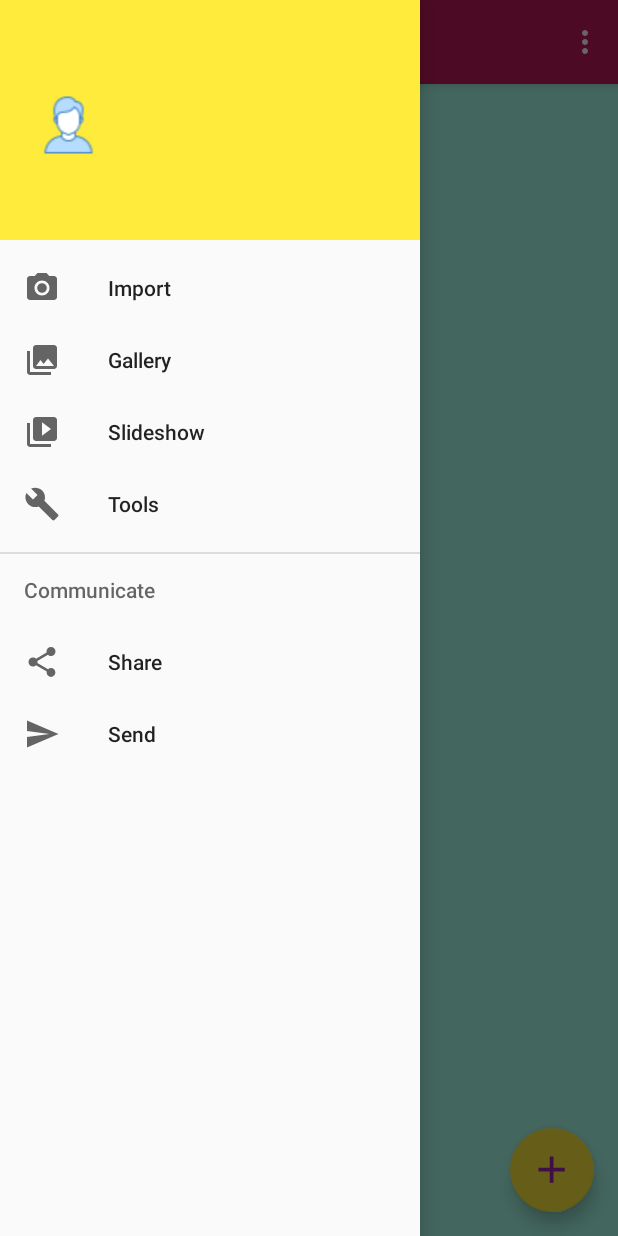
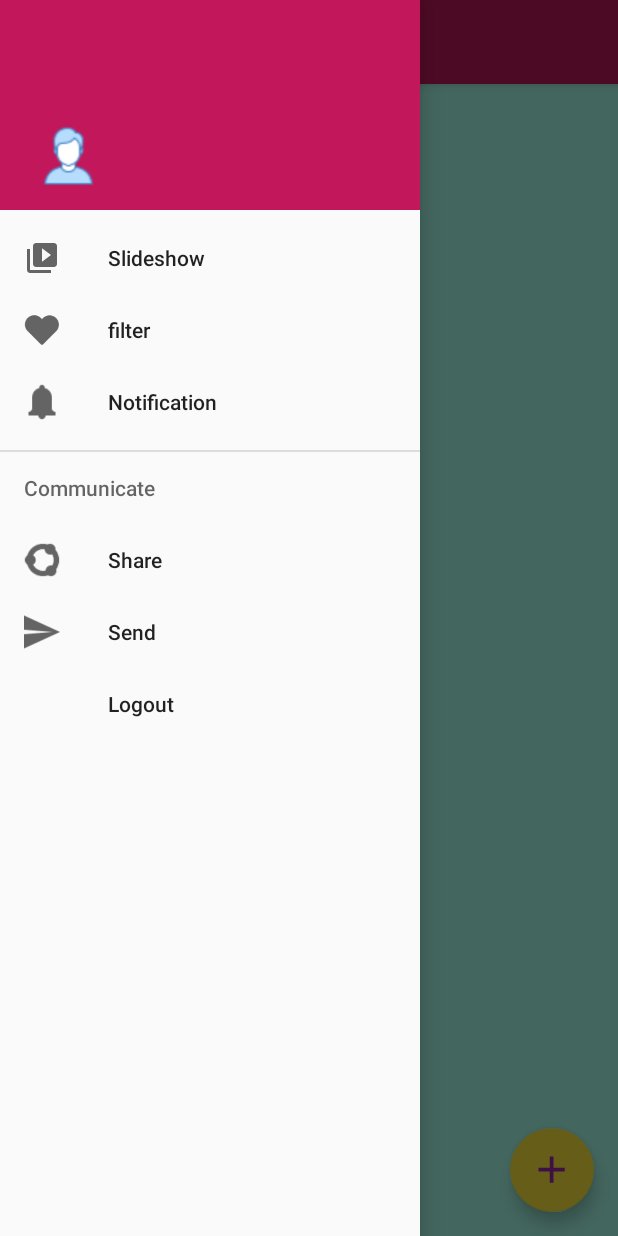
Before and after one commit to Hiiiiind31/Anti_Cancer2, an Android app: the screen it shows after launch once a user with an empty profile is signed in (Public_Activity), with the side drawer open, on a phone screen of 412 x 824 dp. Run offline under Robolectric (Android 15) with nearby library versions, the phone set to English and light mode, and no system bars; our stand-ins replace Firebase (no records; nobody signed in at launch, a user with empty details on screens opened directly); 1 statement that could not run was skipped.

```diff
--- a/app/src/main/java/com/example/hindahmed/anti_cancer/LoginActivity.java
+++ b/app/src/main/java/com/example/hindahmed/anti_cancer/LoginActivity.java
@@ -43,6 +43,8 @@ import java.util.ArrayList;
 import java.util.List;
 
 import static android.Manifest.permission.READ_CONTACTS;
+import static com.example.hindahmed.anti_cancer.Public_Activity.mAuth;
+import static com.example.hindahmed.anti_cancer.Public_Activity.mAuthListener;
 
 /**
  * A login screen that offers login via email/password.
@@ -50,8 +52,6 @@ import static android.Manifest.permission.READ_CONTACTS;
 public class LoginActivity extends AppCompatActivity implements LoaderCallbacks<Cursor> {
 
 
-    static FirebaseAuth mAuth;
-    static FirebaseAuth.AuthStateListener mAuthListener;
 
     /**
      * Id to identity READ_CONTACTS permission request.
@@ -83,7 +83,6 @@ public class LoginActivity extends AppCompatActivity implements LoaderCallbacks<
         super.onCreate(savedInstanceState);
         setContentView(R.layout.activity_login);
 
-        mAuth = FirebaseAuth.getInstance();
         mAuthListener = new FirebaseAuth.AuthStateListener() {
             @Override
             public void onAuthStateChanged(@NonNull FirebaseAuth firebaseAuth) {
--- a/app/src/main/java/com/example/hindahmed/anti_cancer/Public_Activity.java
+++ b/app/src/main/java/com/example/hindahmed/anti_cancer/Public_Activity.java
@@ -1,6 +1,7 @@
 package com.example.hindahmed.anti_cancer;
 
 import android.content.DialogInterface;
+import android.content.Intent;
 import android.os.Bundle;
 import android.support.design.widget.FloatingActionButton;
 import android.support.design.widget.Snackbar;
@@ -20,6 +21,7 @@ import android.widget.ListView;
 import android.widget.TextView;
 import android.widget.Toast;
 
+import com.google.firebase.auth.FirebaseAuth;
 import com.google.firebase.database.DataSnapshot;
 import com.google.firebase.database.DatabaseError;
 import com.google.firebase.database.DatabaseReference;
@@ -35,16 +37,21 @@ import java.util.Map;
 public class Public_Activity extends AppCompatActivity
         implements NavigationView.OnNavigationItemSelectedListener {
     String body_of_post ;
-    String Uid ;
-    String Author ;
-    String Email ;
-    ListView listView ;
+    String Uid;
+    String Author;
+    String Email;
+    String Name ;
+    ListView listView;
     List post_s = new ArrayList();
     TextView name_text ;
+    TextView H_Text_Name ;
+    AlertDialog.Builder alertDialogBuilder ;
+    static FirebaseAuth mAuth;
+    static FirebaseAuth.AuthStateListener mAuthListener;
     private DatabaseReference mFirebaseDatabase_Users;
     private DatabaseReference mFirebaseDatabase_Posts;
     private FirebaseDatabase mFirebaseInstance;
-    private PrefManager prefManager ;
+    private PrefManager prefManager;
 
     @Override
     protected void onCreate(Bundle savedInstanceState) {
@@ -55,8 +62,6 @@ public class Public_Activity extends AppCompatActivity
 
 
         listView = (ListView) findViewById(R.id.List_of_all_posts);
-        name_text = (TextView) findViewById(R.id.name_id);
-
         prefManager = new PrefManager(this);
         update_posts();
 
@@ -65,9 +70,10 @@ public class Public_Activity extends AppCompatActivity
         mFirebaseDatabase_Users = mFirebaseInstance.getReference("Users");
         // get reference to 'posts' node
         mFirebaseDatabase_Posts = mFirebaseInstance.getReference("Posts");
-       //get userid and email
+        //get userid and email
         Uid = prefManager.getuid();
         Email = prefManager.getemail();
+        Name = prefManager.getname() ;
 
         mFirebaseDatabase_Users.child(Uid).addValueEventListener(new ValueEventListener() {
             @Override
@@ -78,13 +84,14 @@ public class Public_Activity extends AppCompatActivity
 
             @Override
             public void onCancelled(DatabaseError databaseError) {
-                Toast.makeText(Public_Activity.this,databaseError.getMessage(),Toast.LENGTH_LONG).show();
+                Toast.makeText(Public_Activity.this, databaseError.getMessage(), Toast.LENGTH_LONG).show();
 
             }
         });
         mFirebaseDatabase_Posts.child("posts").addValueEventListener(new ValueEventListener() {
             long childrenCount;
-            Object value ;
+            Object value;
+
             @Override
             public void onDataChange(DataSnapshot dataSnapshot) {
 
@@ -94,17 +101,17 @@ public class Public_Activity extends AppCompatActivity
 //                    value = noteDataSnapshot.getValue();
                     post_s.add(postss);
                 }
-               int size = post_s.size();
+                int size = post_s.size();
                 update_posts();
-               Toast.makeText(Public_Activity.this,childrenCount+"//"+value+"",Toast.LENGTH_LONG).show();
-               Toast.makeText(Public_Activity.this,size+"",Toast.LENGTH_LONG).show();
+                Toast.makeText(Public_Activity.this, childrenCount + "//" + value + "", Toast.LENGTH_LONG).show();
+                Toast.makeText(Public_Activity.this, size + "", Toast.LENGTH_LONG).show();
             }
+
             @Override
             public void onCancelled(DatabaseError databaseError) {
 
             }
         });
-
 
         FloatingActionButton fab = (FloatingActionButton) findViewById(R.id.fab);
         fab.setOnClickListener(new View.OnClickListener() {
@@ -124,12 +131,16 @@ public class Public_Activity extends AppCompatActivity
 
         NavigationView navigationView = (NavigationView) findViewById(R.id.nav_view);
         navigationView.setNavigationItemSelectedListener(this);
-
+       // Nav Header
+        View H_View =navigationView.getHeaderView(0);
+         H_Text_Name = (TextView) H_View.findViewById(R.id.H_name);
+        //set user name in nav_header
+        H_Text_Name.setText(Name);
     }
 
     private void update_posts() {
 
-        listView.setAdapter(new m_Adapter(this,post_s));
+        listView.setAdapter(new m_Adapter(this, post_s));
     }
 
 
@@ -139,7 +150,7 @@ public class Public_Activity extends AppCompatActivity
         LayoutInflater add_design_Xml = LayoutInflater.from(this);
         View promptsView = add_design_Xml.inflate(R.layout.add_post_design, null);
 
-        AlertDialog.Builder alertDialogBuilder = new AlertDialog.Builder(
+        alertDialogBuilder = new AlertDialog.Builder(
                 this);
 
         // set prompts.xml to alertdialog builder
@@ -155,16 +166,16 @@ public class Public_Activity extends AppCompatActivity
                 .setIcon(R.drawable.lol)
                 .setPositiveButton("Post",
                         new DialogInterface.OnClickListener() {
-                            public void onClick(DialogInterface dialog,int id) {
+                            public void onClick(DialogInterface dialog, int id) {
                                 // get user input and set it to result
                                 // edit text
                                 body_of_post = userInput.getText().toString();
-                                writeNewPost(Uid,Author,"new post",body_of_post);
+                                writeNewPost(Uid, Author, "new post", body_of_post);
                             }
                         })
                 .setNegativeButton("Cancel",
                         new DialogInterface.OnClickListener() {
-                            public void onClick(DialogInterface dialog,int id) {
+                            public void onClick(DialogInterface dialog, int id) {
                                 dialog.cancel();
                             }
                         });
@@ -181,7 +192,7 @@ public class Public_Activity extends AppCompatActivity
     private void writeNewPost(String userId, String username, String title, String body) {
         // Create new post at /user-posts/$userid/$postid and at
         // /posts/$postid simultaneously
-        String key =mFirebaseDatabase_Posts.push().getKey();
+        String key = mFirebaseDatabase_Posts.push().getKey();
         Post post = new Post(userId, username, title, body);
         Map<String, Object> postValues = post.toMap();
 
@@ -191,7 +202,7 @@ public class Public_Activity extends AppCompatActivity
 
         mFirebaseDatabase_Posts.updateChildren(childUpdates);
 
-  }
+    }
 
     @SuppressWarnings("StatementWithEmptyBody")
     @Override
@@ -199,24 +210,52 @@ public class Public_Activity extends AppCompatActivity
         // Handle navigation view item clicks here.
         int id = item.getItemId();
 
-        if (id == R.id.nav_camera) {
-            // Handle the camera action
-        } else if (id == R.id.nav_gallery) {
+        if (id == R.id.nav_slideshow) {
 
-        } else if (id == R.id.nav_slideshow) {
+            Toast.makeText(Public_Activity.this,"slideshow",Toast.LENGTH_LONG).show();
 
-        } else if (id == R.id.nav_manage) {
+            Intent i = new Intent(Public_Activity.this, slide_show_activity.class);
+            startActivity(i);
+
+        } else if (id == R.id.nav_filter) {
+
+            // set dialog message
+
+            Toast.makeText(Public_Activity.this, "Filter", Toast.LENGTH_LONG).show();
+
+        } else if (id == R.id.nav_notification) {
+            Toast.makeText(Public_Activity.this, "notification", Toast.LENGTH_LONG).show();
+
 
         } else if (id == R.id.nav_share) {
+            Toast.makeText(Public_Activity.this, "share", Toast.LENGTH_LONG).show();
+            //whatsapp
+            String shareBody = "https://play.google.com/store/apps/details?id=com.whatsapp&hl=en";
+            Intent sharingIntent = new Intent(android.content.Intent.ACTION_SEND);
+            sharingIntent.setType("text/plain");
+            sharingIntent.putExtra(android.content.Intent.EXTRA_SUBJECT, "APP NAME (Open it in Google Play Store to Download the Application)");
+            sharingIntent.putExtra(android.content.Intent.EXTRA_TEXT, shareBody);
+            startActivity(Intent.createChooser(sharingIntent, "Share via"));
+
 
         } else if (id == R.id.nav_send) {
 
+            Toast.makeText(Public_Activity.this, "send", Toast.LENGTH_LONG).show();
+            Intent email = new Intent(Intent.ACTION_SEND);
+            email.putExtra(Intent.EXTRA_EMAIL, new String[]{"hind_ahmed31@hotmail.com"});
+            email.putExtra(Intent.EXTRA_SUBJECT, "Feedback");
+            email.setType("message/rfc822");
+            startActivity(Intent.createChooser(email, "Choose an Email client :"));
+
+        }else if(id==R.id.logout) {
+            mAuth.signOut();
         }
 
         DrawerLayout drawer = (DrawerLayout) findViewById(R.id.drawer_layout);
         drawer.closeDrawer(GravityCompat.START);
         return true;
     }
+
     @Override
     public void onBackPressed() {
         DrawerLayout drawer = (DrawerLayout) findViewById(R.id.drawer_layout);
@@ -227,26 +266,5 @@ public class Public_Activity extends AppCompatActivity
         }
     }
 
-    @Override
-    public boolean onCreateOptionsMenu(Menu menu) {
-        // Inflate the menu; this adds items to the action bar if it is present.
-        getMenuInflater().inflate(R.menu.public_, menu);
-        return true;
-    }
-
-    @Override
-    public boolean onOptionsItemSelected(MenuItem item) {
-        // Handle action bar item clicks here. The action bar will
-        // automatically handle clicks on the Home/Up button, so long
-        // as you specify a parent activity in AndroidManifest.xml.
-        int id = item.getItemId();
-
-        //noinspection SimplifiableIfStatement
-        if (id == R.id.action_settings) {
-            return true;
-        }
-
-        return super.onOptionsItemSelected(item);
-    }
 
 }
--- a/app/src/main/res/layout/all_posts_list.xml
+++ b/app/src/main/res/layout/all_posts_list.xml
@@ -15,8 +15,8 @@
         android:paddingTop="10dp"/>
 
     <TextView
-        android:layout_width="319dp"
-        android:layout_height="40dp"
+        android:layout_width="match_parent"
+        android:layout_height="match_parent"
         android:id="@+id/Author_id"
         android:textSize="20dp"
         android:textColor="@color/colorAccent"
--- a/app/src/main/res/layout/nav_header_public_.xml
+++ b/app/src/main/res/layout/nav_header_public_.xml
@@ -2,10 +2,10 @@
 <LinearLayout xmlns:android="http://schemas.android.com/apk/res/android"
     xmlns:app="http://schemas.android.com/apk/res-auto"
     android:layout_width="match_parent"
-    android:layout_height="@dimen/nav_header_height"
-    android:background="@color/yellow"
+    android:layout_height="140dp"
+    android:background="@color/colorAccent"
     android:gravity="bottom"
-    android:orientation="vertical"
+    android:orientation="horizontal"
     android:paddingBottom="@dimen/activity_vertical_margin"
     android:paddingLeft="@dimen/activity_horizontal_margin"
     android:paddingRight="@dimen/activity_horizontal_margin"
@@ -25,8 +25,8 @@
         android:layout_height="wrap_content"
         android:paddingTop="@dimen/nav_header_vertical_spacing"
         android:textAppearance="@style/TextAppearance.AppCompat.Body1"
-        android:id="@+id/name_id"
-        android:textColor="@color/colorPrimary"
+        android:id="@+id/H_name"
+        android:textColor="@color/colorWhite"
         android:textSize="18dp"
         android:layout_marginLeft="50dp" />
 
--- a/app/src/main/res/menu/activity_public__drawer.xml
+++ b/app/src/main/res/menu/activity_public__drawer.xml
@@ -2,35 +2,38 @@
 <menu xmlns:android="http://schemas.android.com/apk/res/android">
 
     <group android:checkableBehavior="single">
-        <item
-            android:id="@+id/nav_camera"
-            android:icon="@drawable/ic_menu_camera"
-            android:title="Import" />
-        <item
-            android:id="@+id/nav_gallery"
-            android:icon="@drawable/ic_menu_gallery"
-            android:title="Gallery" />
+
         <item
             android:id="@+id/nav_slideshow"
             android:icon="@drawable/ic_menu_slideshow"
             android:title="Slideshow" />
         <item
-            android:id="@+id/nav_manage"
-            android:icon="@drawable/ic_menu_manage"
-            android:title="Tools" />
+            android:id="@+id/nav_filter"
+            android:icon="@drawable/heart_with_pulse"
+            android:title="@string/Filter"/>
+        <item
+            android:id="@+id/nav_notification"
+            android:icon="@drawable/notification"
+            android:title="Notification" />
+
+
     </group>
 
     <item android:title="Communicate">
         <menu>
             <item
                 android:id="@+id/nav_share"
-                android:icon="@drawable/ic_menu_share"
+                android:icon="@drawable/share"
                 android:title="Share" />
             <item
                 android:id="@+id/nav_send"
-                android:icon="@drawable/ic_menu_send"
+                android:icon="@drawable/paper"
                 android:title="Send" />
         </menu>
     </item>
+    <item
+        android:title="Logout"
+        android:id="@+id/logout"
+        />
 
 </menu>
--- a/app/src/main/res/values/strings.xml
+++ b/app/src/main/res/values/strings.xml
@@ -26,4 +26,5 @@
     <string name="title_activity_signup">Create New Account</string>
     <string name="female">Female</string>
     <string name="male">Male</string>
+    <string name="Filter">filter</string>
 </resources>
```
Also changed, not shown: app/src/main/AndroidManifest.xml (+4 -5 lines), app/src/main/java/com/example/hindahmed/anti_cancer/Sign_up_Activity.java (+15 -4 lines), app/src/main/java/com/example/hindahmed/anti_cancer/slide_show_activity.java (added, +13 -0 lines), app/src/main/res/layout/activity_slide_show_activity.xml (added, +13 -0 lines), app/src/main/res/layout/add_post_design.xml (+22 -12 lines), app/src/main/res/drawable/about.png (added), app/src/main/res/drawable/notification.png (added), app/src/main/res/drawable/paper.png (added), app/src/main/res/drawable/share.png (added), 1 other file.
